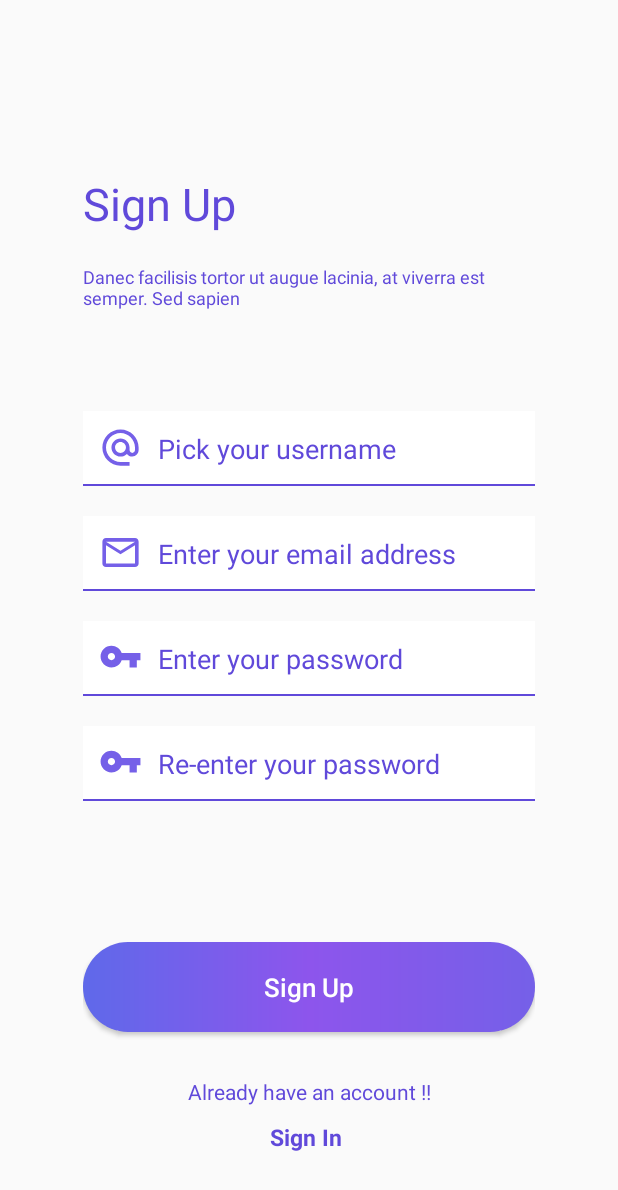
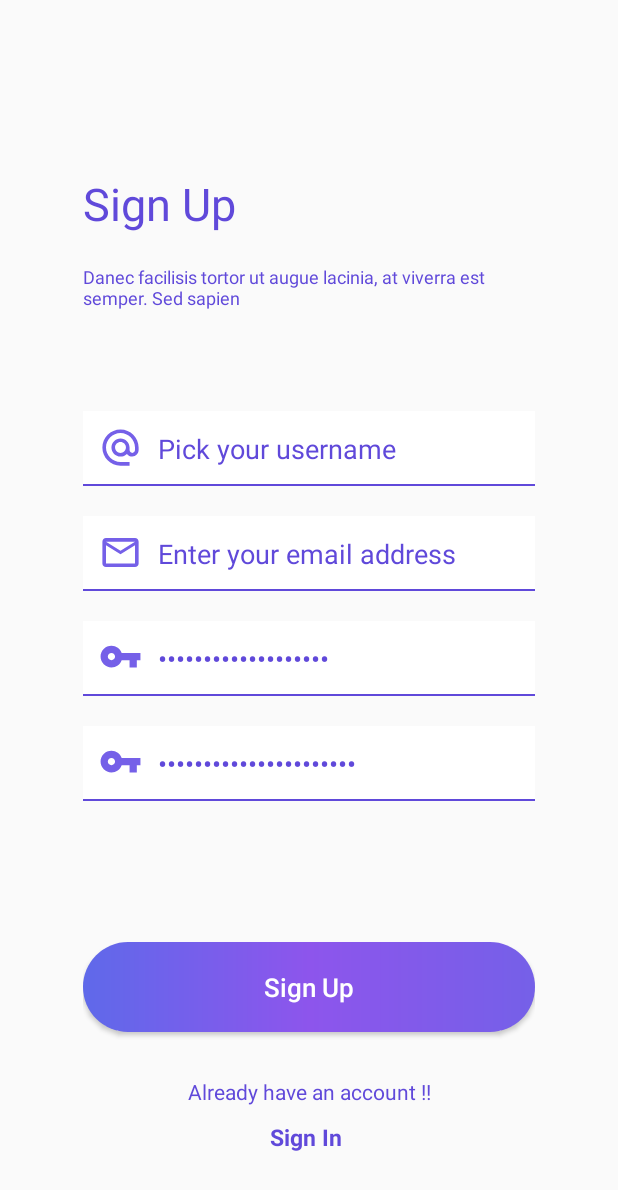
Before and after one commit to khanhduynb97/EXERCISE1402, an Android app: the layout activity_signup.xml on its own in the app's theme, with its tools: preview values and no code run, on a phone screen of 412 x 824 dp. Shown: the top 1190 px of the screen. Run offline under Robolectric (Android 15) with nearby library versions, the phone set to English and light mode, and no system bars.

Commit message:
init commit done

```diff
--- a/app/src/main/res/layout/actitivy_signin.xml
+++ b/app/src/main/res/layout/actitivy_signin.xml
@@ -74,6 +74,7 @@
                 android:background="@color/white"
                 android:gravity="center_vertical"
                 android:text="password"
+                android:inputType="textPassword"
                 android:textColor="#6049DA"
                 android:textColorHint="#6049DA"
                 android:textSize="18sp" />
--- a/app/src/main/res/layout/activity_signup.xml
+++ b/app/src/main/res/layout/activity_signup.xml
@@ -99,6 +99,7 @@
                 android:background="@color/white"
                 android:gravity="center_vertical"
                 android:text="Enter your password"
+                android:inputType="textPassword"
                 android:textColor="#6049DA"
                 android:textColorHint="#6049DA"
                 android:textSize="18sp" />
@@ -124,6 +125,7 @@
                 android:background="@color/white"
                 android:gravity="center_vertical"
                 android:text="Re-enter your password"
+                android:inputType="textPassword"
                 android:textColor="#6049DA"
                 android:textColorHint="#6049DA"
                 android:textSize="18sp" />
```
